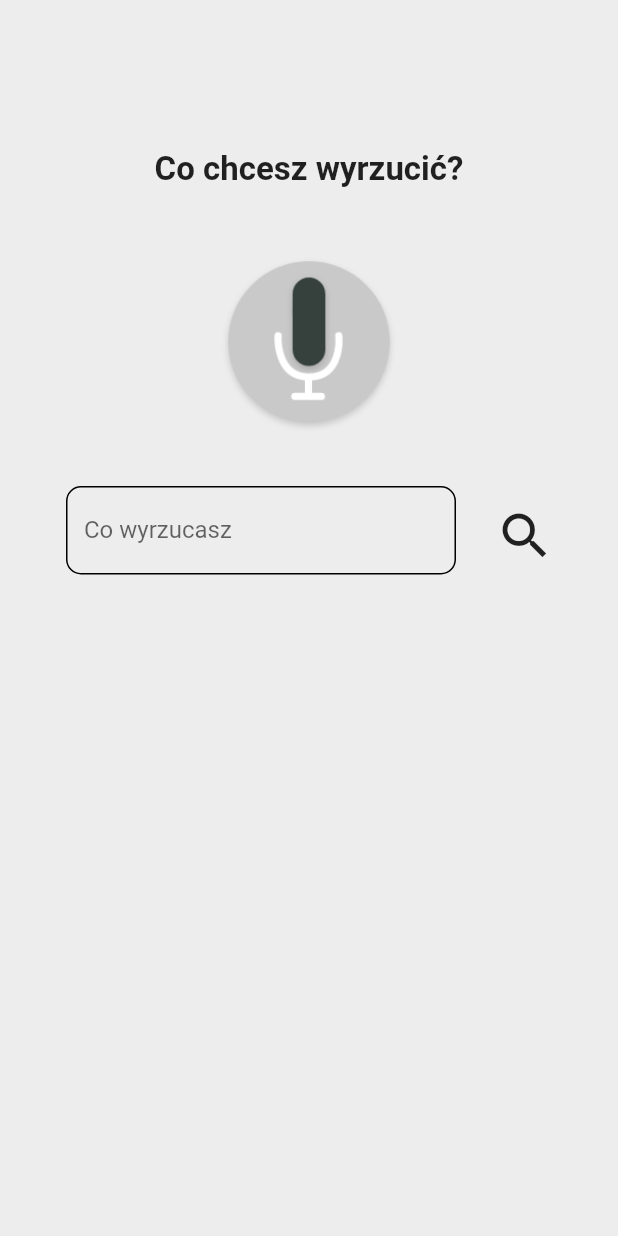
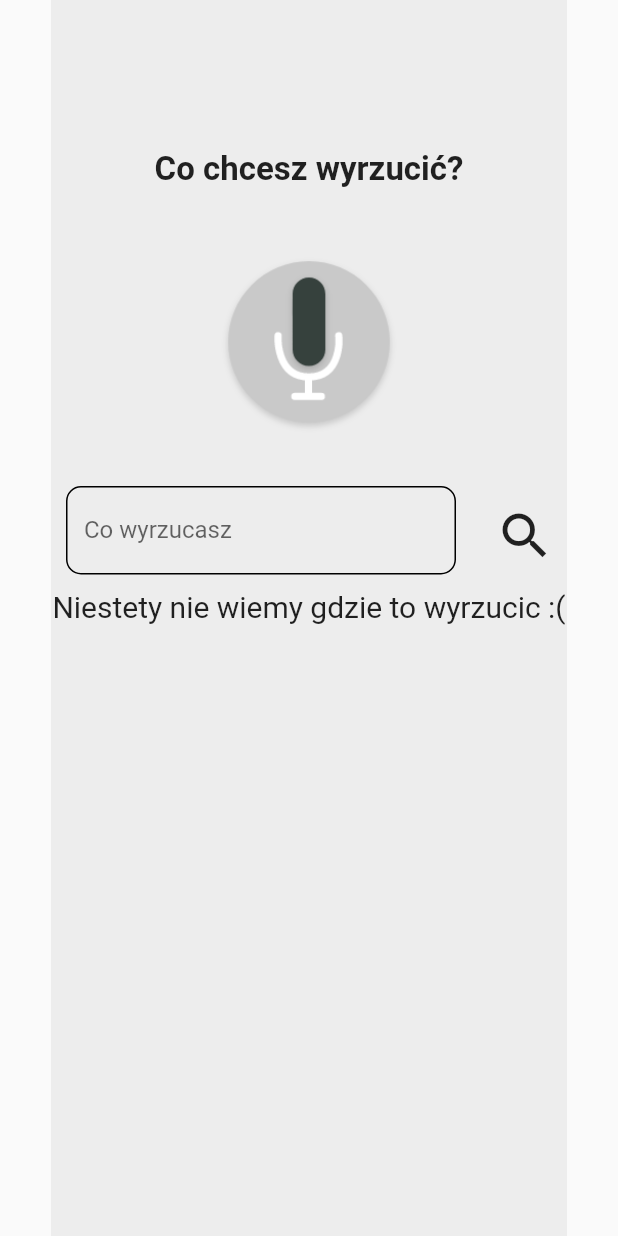
Before and after one commit to PiotrPrus/eko_asia, a Flutter app: the RecordSearchScreen screen opened directly, after a tap on the "search" icon, on a phone screen of 412 x 824 dp. Run offline on Flutter 3.47's test engine with Material 2 defaults, Android fonts, the phone set to English and light mode, and no system bars; our stand-ins replace audioplayers, cloud_firestore, speech_to_text; accounts and stored records are empty; network calls fail.

Commit message:
Display error if nothing was found

```diff
--- a/lib/recordSearchScreen.dart
+++ b/lib/recordSearchScreen.dart
@@ -44,6 +44,8 @@ class _PlayerWidgetState extends State<PlayerWidget> {
   final _player = AudioCache(prefix: 'sounds/');
   final _searchTextController = TextEditingController();
   AssetImage _micImage;
+
+  bool noProductFound = false;
 
   final _bins = <Bin>[];
 
@@ -126,7 +128,12 @@ class _PlayerWidgetState extends State<PlayerWidget> {
               ),
             ],
           ),
-          Expanded(child: _buildBinsInstruction())
+          Expanded(
+              child: noProductFound ? Text("Niestety nie wiemy gdzie to wyrzucic :(",
+                style: TextStyle(fontSize: 20),
+                textAlign: TextAlign.center,) :
+                _buildBinsInstruction()
+          )
         ],
       ),
     );
@@ -150,7 +157,7 @@ class _PlayerWidgetState extends State<PlayerWidget> {
   void updateMicImage() {
     setState(() {
       if (_hasSpeech) {
-        if(speech.isListening) {
+        if (speech.isListening) {
           _micImage = AssetImage('assets/images/mic_listening.png');
         } else {
           _micImage = AssetImage('assets/images/mic_active.png');
@@ -181,26 +188,39 @@ class _PlayerWidgetState extends State<PlayerWidget> {
   }
 
   Future<void> getServerResponse(String itemName) async {
-    var trimmedText = itemName.replaceAll("hej", '')
+    setState(() {
+      noProductFound = false;
+    });
+
+    var trimmedText = itemName
+        .toLowerCase()
+        .replaceAll("hej", '')
         .replaceAll("ekoasia", '')
         .replaceAll("gdzie", '')
         .replaceAll("wyrzucę", '')
         .replaceAll("wyrzuce", '')
         .replaceAll("wyrzucic", '')
+        .replaceAll("wyrzucić", '')
         .replaceAll("co", '')
         .replaceAll("zrobić", '')
-        .toLowerCase().trim();
+        .trim();
 
     print(trimmedText);
 
-    var response =
-        await networkService.fetchBinResponse(widget.city.cityCode, trimmedText);
-
+    try {
+      var response = await networkService.fetchBinResponse(
+          widget.city.cityCode, trimmedText);
       if (response.questions != null) {
         var question = response.questions.first;
         _showMyDialog(question, trimmedText);
       } else {
         updateListWithBins(response);
+      }
+    } catch (e) {
+      _bins.clear();
+      setState(() {
+        noProductFound = true;
+      });
     }
   }
 
@@ -228,16 +248,21 @@ class _PlayerWidgetState extends State<PlayerWidget> {
       builder: (BuildContext context) {
         return AlertDialog(
           title: Text(question.title),
-          actions: question.answers.map((answer) => answerButton(answer, question.id, itemName)).toList(),
+          actions: question.answers
+              .map((answer) => answerButton(answer, question.id, itemName))
+              .toList(),
         );
       },
     );
   }
 
   FlatButton answerButton(Answers answer, String questionId, String itemName) {
-    return FlatButton(child: Text(answer.title), onPressed: () async {
+    return FlatButton(
+        child: Text(answer.title),
+        onPressed: () async {
           Navigator.of(context).pop();
-      var response = await networkService.sendAnswer(questionId, answer.id, itemName);
+          var response =
+              await networkService.sendAnswer(questionId, answer.id, itemName);
           updateListWithBins(response);
         });
   }
--- a/pubspec.yaml
+++ b/pubspec.yaml
@@ -14,7 +14,7 @@ description: A Flutter application to help segregate the waste
 version: 1.0.0+1
 
 environment:
-  sdk: ">=2.1.0 <3.0.0"
+  sdk: ">=2.6.0 <3.0.0"
 
 dependencies:
   flutter:
```
Also changed, not shown: pubspec.lock. Lines whose indentation alone changed are shown as unchanged.
